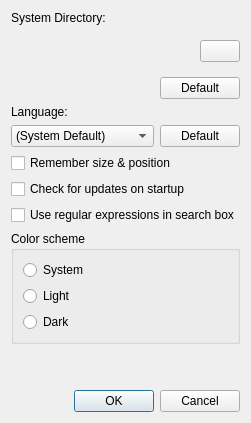
Above: src/qt/qt_vmmanager_preferences.ui from Palimbit/CoreMach before the change. Below: the same form after it.
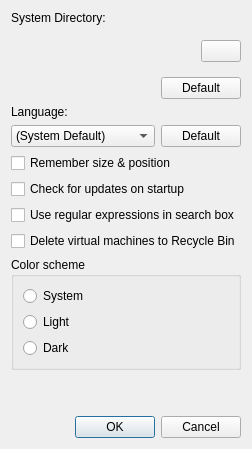
That is the form after the change.

Commit message: Manager: Add an option to delete VMs to Trash/Recycle Bin

```diff
--- a/src/qt/qt_vmmanager_preferences.ui
+++ b/src/qt/qt_vmmanager_preferences.ui
@@ -143,6 +143,13 @@
      </property>
     </widget>
    </item>
+   <item>
+    <widget class="QCheckBox" name="deleteToTrashCheckBox">
+     <property name="text">
+      <string>Delete virtual machines to Recycle Bin</string>
+     </property>
+    </widget>
+   </item>
    <item>
     <widget class="QGroupBox" name="groupBoxColorScheme">
      <property name="title">
```
Left out of the diff: 4 changed lines with no effect on the pictures. The commit also changes 29 other files.
